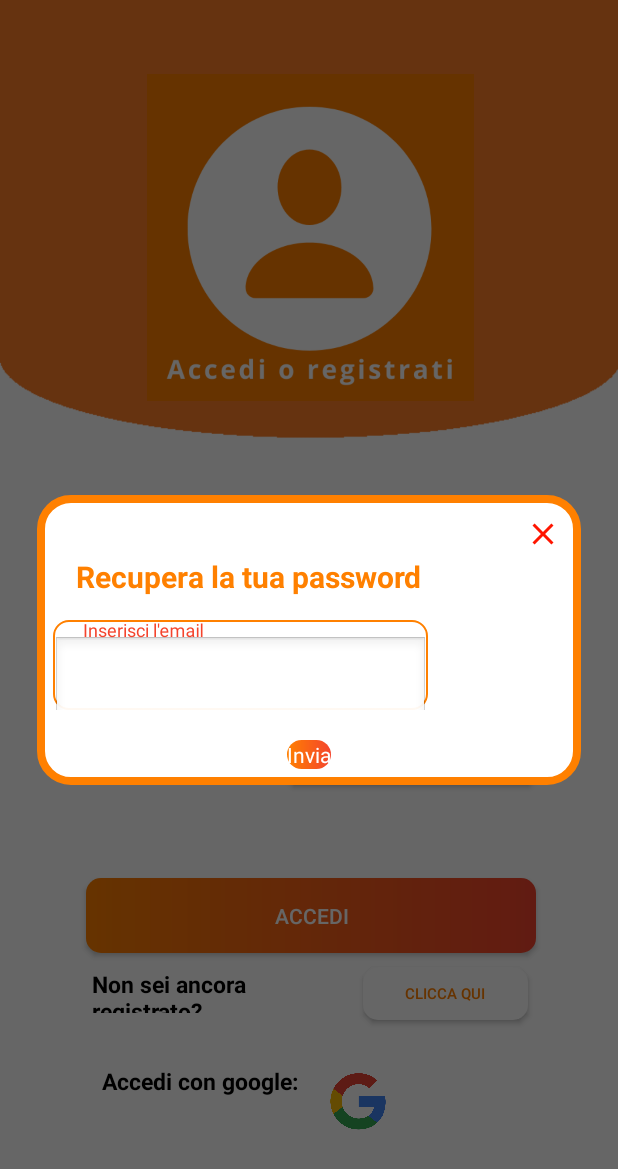
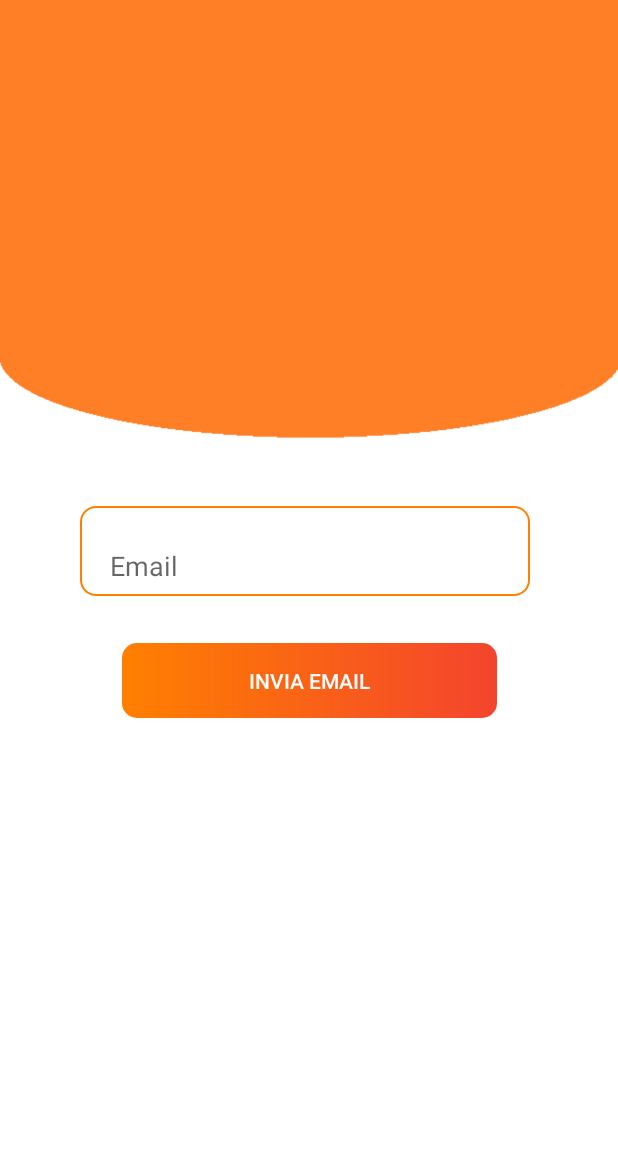
Before and after one commit to Andreafaccenda/ShopTogether, an Android app: the AccediFragment screen opened directly, with no data from a screen before it, after a tap on "RECUPERA PASSWORD", on a phone screen of 412 x 824 dp. Shown: the top 1169 px of the screen. Run offline under Robolectric (Android 15) with nearby library versions, the phone set to English and light mode, and no system bars; our stand-ins replace Dagger/Hilt's generated code.

Commit message:
recupera password fatto

```diff
--- a/app/src/main/java/com/example/speedmarket/ui/auth/AccediFragment.kt
+++ b/app/src/main/java/com/example/speedmarket/ui/auth/AccediFragment.kt
@@ -2,9 +2,12 @@ package com.example.speedmarket.ui.auth
 
 import android.content.Intent
 import android.os.Bundle
+import android.util.Log
 import android.view.LayoutInflater
 import android.view.View
 import android.view.ViewGroup
+import android.widget.Button
+import android.widget.EditText
 import androidx.fragment.app.Fragment
 import androidx.fragment.app.viewModels
 import androidx.navigation.findNavController
@@ -41,7 +44,7 @@ class AccediFragment : Fragment() {
             view.findNavController().navigate(R.id.action_accediFragment_to_registrazioneUtenteFragment)
         }
         binding.btnRecuperaPassword.setOnClickListener{
-            createDialog().show()
+            view.findNavController().navigate(R.id.action_accediFragment_to_recuperaPasswordFragment)
         }
 
     }
@@ -50,16 +53,16 @@ class AccediFragment : Fragment() {
             when(state){
                 is UiState.Loading -> {
                     binding.btnAccedi.setText("")
-                    binding.loginProgress.show()
+                    binding.accediProgressBar.show()
                 }
                 is UiState.Failure -> {
                     binding.btnAccedi.setText("Accedi")
-                    binding.loginProgress.hide()
+                    binding.accediProgressBar.hide()
                     toast(state.error)
                 }
                 is UiState.Success -> {
                     binding.btnAccedi.setText("Accedi")
-                    binding.loginProgress.hide()
+                    binding.accediProgressBar.hide()
                     toast(state.data)
                     val intent = Intent(requireContext(), HomeActivity::class.java)
                     intent.putExtra("Username", "Benvenuto,")
@@ -91,4 +94,6 @@ class AccediFragment : Fragment() {
         }
         return isValid
     }
+
+
 }
--- /dev/null
+++ b/app/src/main/java/com/example/speedmarket/ui/auth/RecuperaPasswordFragment.kt
@@ -0,0 +1,79 @@
+package com.example.speedmarket.ui.auth
+
+import android.os.Bundle
+import androidx.fragment.app.Fragment
+import android.view.LayoutInflater
+import android.view.View
+import android.view.ViewGroup
+import androidx.fragment.app.viewModels
+import androidx.navigation.findNavController
+import com.example.speedmarket.R
+import com.example.speedmarket.databinding.FragmentRecuperaPasswordBinding
+import com.example.speedmarket.util.*
+import dagger.hilt.android.AndroidEntryPoint
+
+@AndroidEntryPoint
+class RecuperaPasswordFragment : Fragment() {
+
+        val TAG: String = "ForgotPasswordFragment"
+        lateinit var binding: FragmentRecuperaPasswordBinding
+        val viewModel: AuthViewModel by viewModels()
+
+        override fun onCreateView(
+            inflater: LayoutInflater, container: ViewGroup?,
+            savedInstanceState: Bundle?
+        ): View? {
+            binding = FragmentRecuperaPasswordBinding.inflate(layoutInflater)
+            return binding.root
+        }
+
+        override fun onViewCreated(view: View, savedInstanceState: Bundle?) {
+            super.onViewCreated(view, savedInstanceState)
+            observer()
+            binding.btnInviaEmail.setOnClickListener {
+                if (validation()){
+                    viewModel.forgotPassword(binding.etEmail.text.toString())
+                }
+            }
+        }
+
+        private fun observer(){
+            viewModel.forgotPassword.observe(viewLifecycleOwner) { state ->
+                when(state){
+                    is UiState.Loading -> {
+                        binding.btnInviaEmail.setText("")
+                        binding.recuperaPasswordProgressBar.show()
+                    }
+                    is UiState.Failure -> {
+                        binding.btnInviaEmail.setText("Send")
+                        binding.recuperaPasswordProgressBar.hide()
+                        toast(state.error)
+                    }
+                    is UiState.Success -> {
+                        binding.btnInviaEmail.setText("Send")
+                        binding.recuperaPasswordProgressBar.hide()
+                        toast(state.data)
+                        view?.findNavController()?.navigate(R.id.action_recuperaPasswordFragment_to_accediFragment)
+                    }
+                }
+            }
+        }
+
+        fun validation(): Boolean {
+            var isValid = true
+
+            if (binding.etEmail.text.isNullOrEmpty()){
+                isValid = false
+                toast(getString(R.string.inserisci_email))
+            }else{
+                if (!binding.etEmail.text.toString().isValidEmail()){
+                    isValid = false
+                    toast(getString(R.string.email_invalida))
+                }
+            }
+
+            return isValid
+        }
+
+
+    }
--- a/app/src/main/java/com/example/speedmarket/util/Estensioni.kt
+++ b/app/src/main/java/com/example/speedmarket/util/Estensioni.kt
@@ -35,11 +35,9 @@ fun Fragment.toast(msg: String?){
 
 
 fun Fragment.createDialog(): Dialog {
-    val dialog = Dialog(requireContext(), android.R.style.Theme_Dialog)
-    dialog.requestWindowFeature(Window.FEATURE_NO_TITLE)
+    val dialog = Dialog(requireContext())
     dialog.setContentView(R.layout.custom_dialog)
     dialog.setCancelable(true)
-    dialog.window?.setGravity(Gravity.CENTER)
     dialog.window!!.setBackgroundDrawable(ColorDrawable(Color.TRANSPARENT))
     return dialog
 }
--- a/app/src/main/res/layout/fragment_accedi.xml
+++ b/app/src/main/res/layout/fragment_accedi.xml
@@ -157,7 +157,7 @@
         app:layout_constraintTop_toBottomOf="@+id/txtRegistrazione" />
 
     <ProgressBar
-        android:id="@+id/login_progress"
+        android:id="@+id/accedi_progress_bar"
         style="?android:attr/progressBarStyle"
         android:layout_width="36dp"
         android:layout_height="36dp"
--- /dev/null
+++ b/app/src/main/res/layout/fragment_recupera_password.xml
@@ -0,0 +1,64 @@
+<?xml version="1.0" encoding="utf-8"?>
+<androidx.constraintlayout.widget.ConstraintLayout xmlns:android="http://schemas.android.com/apk/res/android"
+    xmlns:app="http://schemas.android.com/apk/res-auto"
+    xmlns:tools="http://schemas.android.com/tools"
+    android:layout_width="match_parent"
+    android:layout_height="match_parent"
+    tools:context=".ui.auth.RecuperaPasswordFragment"
+    android:background="@drawable/sfondo_login"
+    android:orientation="vertical">
+
+
+    <com.google.android.material.textfield.TextInputLayout
+        android:id="@+id/textInputLayout"
+        android:layout_width="300dp"
+        android:layout_height="60dp"
+        android:layout_marginStart="1dp"
+        android:layout_marginTop="60dp"
+        android:layout_marginEnd="1dp"
+        android:background="@drawable/custom_input_layput"
+        app:layout_constraintBottom_toBottomOf="parent"
+        app:layout_constraintEnd_toEndOf="parent"
+        app:layout_constraintHorizontal_bias="0.467"
+        app:layout_constraintStart_toStartOf="parent"
+        app:layout_constraintTop_toTopOf="parent"
+        app:layout_constraintVertical_bias="0.377">
+
+        <com.google.android.material.textfield.TextInputEditText
+            android:id="@+id/etEmail"
+            android:layout_width="300dp"
+            android:layout_height="60dp"
+            android:hint="@string/email"
+            android:inputType="textEmailAddress"
+            android:padding="20dp"
+            android:textColorHint="@color/black" />
+    </com.google.android.material.textfield.TextInputLayout>
+
+    <Button
+        android:id="@+id/btn_invia_email"
+        android:layout_width="250dp"
+        android:layout_height="50dp"
+        android:background="@drawable/button_orange"
+        android:text="Invia email"
+        android:textColor="@color/white"
+        app:layout_constraintBottom_toBottomOf="parent"
+        app:layout_constraintEnd_toEndOf="parent"
+        app:layout_constraintHorizontal_bias="0.496"
+        app:layout_constraintStart_toStartOf="parent"
+        app:layout_constraintTop_toBottomOf="@+id/textInputLayout"
+        app:layout_constraintVertical_bias="0.095" />
+
+    <ProgressBar
+        android:id="@+id/recupera_password_progress_bar"
+        style="?android:attr/progressBarStyle"
+        android:layout_width="36dp"
+        android:layout_height="36dp"
+        android:elevation="10dp"
+        android:indeterminateTint="@color/white"
+        android:visibility="invisible"
+        app:layout_constraintBottom_toBottomOf="@+id/btn_invia_email"
+        app:layout_constraintEnd_toEndOf="parent"
+        app:layout_constraintStart_toStartOf="parent"
+        app:layout_constraintTop_toTopOf="@+id/btn_invia_email" />
+
+</androidx.constraintlayout.widget.ConstraintLayout>
--- a/app/src/main/res/navigation/nav_login.xml
+++ b/app/src/main/res/navigation/nav_login.xml
@@ -14,6 +14,9 @@
             android:id="@+id/action_accediFragment_to_registrazioneUtenteFragment"
             app:destination="@id/registrazioneUtenteFragment"
             app:enterAnim="@anim/traslation_r_to_l" />
+        <action
+            android:id="@+id/action_accediFragment_to_recuperaPasswordFragment"
+            app:destination="@id/recuperaPasswordFragment" />
     </fragment>
     <fragment
         android:id="@+id/registrazioneUtenteFragment"
@@ -25,4 +28,13 @@
             app:destination="@id/accediFragment"
             app:enterAnim="@anim/traslation_l_to_r" />
     </fragment>
+    <fragment
+        android:id="@+id/recuperaPasswordFragment"
+        android:name="com.example.speedmarket.ui.auth.RecuperaPasswordFragment"
+        android:label="fragment_recupera_password"
+        tools:layout="@layout/fragment_recupera_password" >
+        <action
+            android:id="@+id/action_recuperaPasswordFragment_to_accediFragment"
+            app:destination="@id/accediFragment" />
+    </fragment>
 </navigation>
--- a/app/src/main/res/values/strings.xml
+++ b/app/src/main/res/values/strings.xml
@@ -31,5 +31,7 @@
     <string name="ordina_ora">Ordina ora!</string>
     <string name="email_invalida">email invalida</string>
     <string name="messaggio_password_invalida">password con almeno 8 caratteri</string>
+    <!-- TODO: Remove or change this placeholder text -->
+    <string name="hello_blank_fragment">Hello blank fragment</string>
 
 </resources>
```
Also changed, not shown: app/src/main/java/com/example/speedmarket/repository/AuthRepositoryImp.kt (+10 -0 lines), app/src/main/java/com/example/speedmarket/ui/auth/AuthViewModel.kt (+7 -0 lines).
